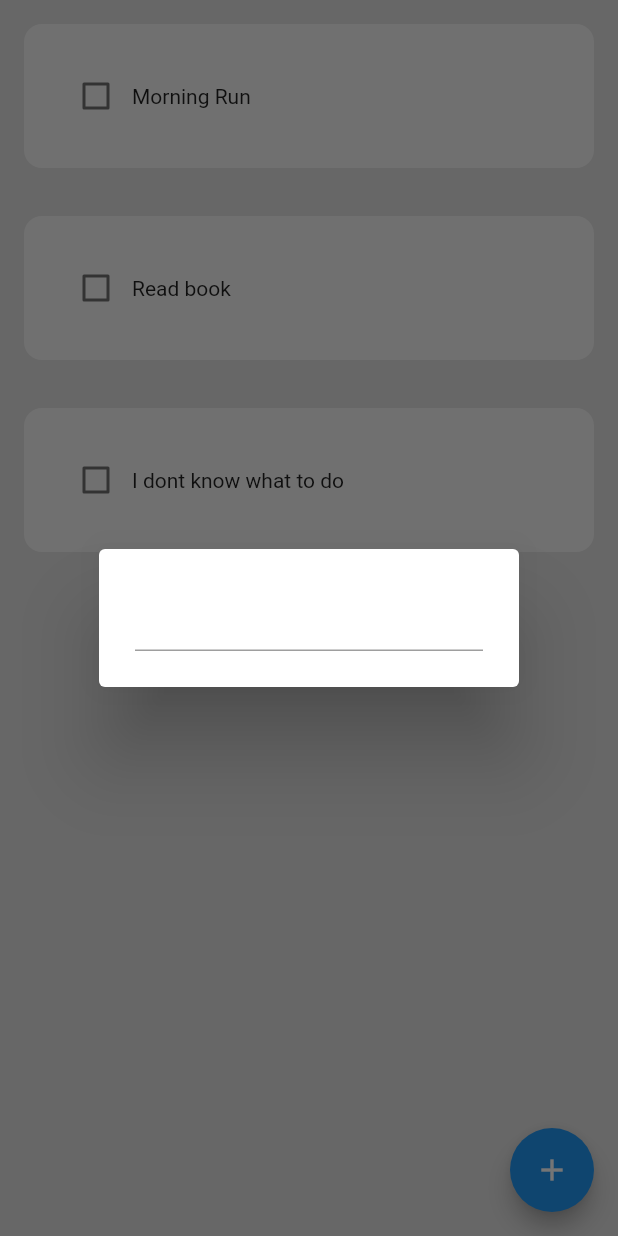
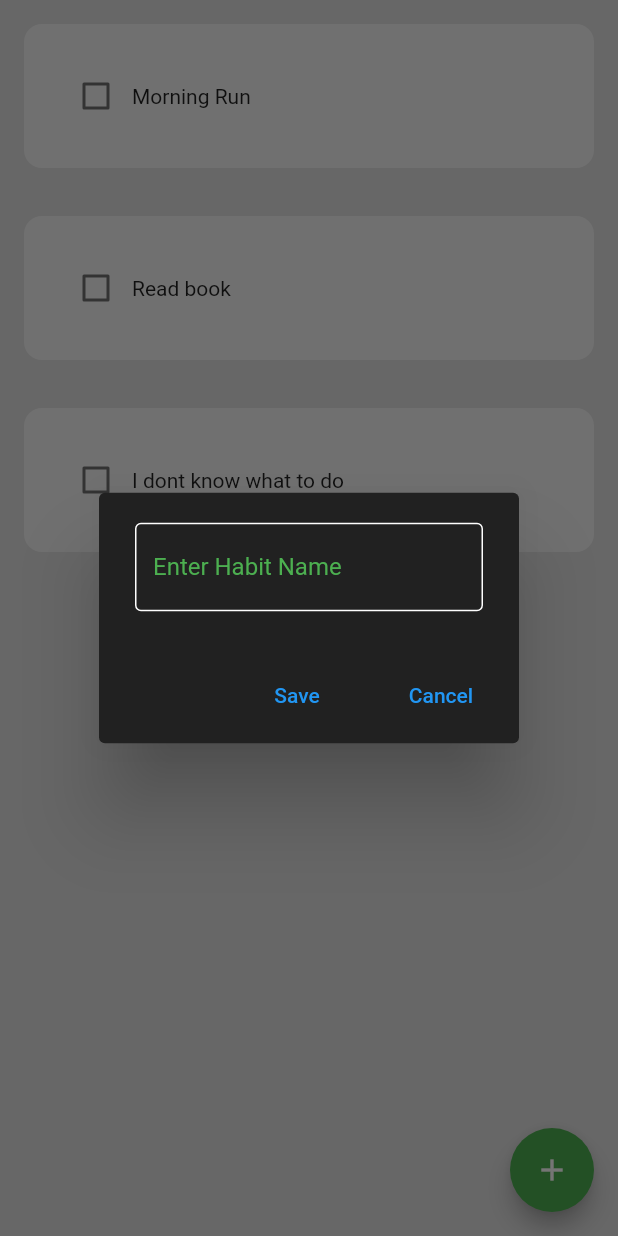
Before and after one commit to playmaker-1103/miniapp, a Flutter app: the screen it shows after launch, after a tap on the "add" icon, on a phone screen of 412 x 824 dp. Run offline on Flutter 3.47's test engine with Material 2 defaults, Android fonts, the phone set to English and light mode, and no system bars; drawn by our look-alikes of flutter_slidable; our stand-ins replace google_fonts, shared_preferences.

Commit message:
finish ui

```diff
--- a/habit_tracker/lib/components/habit_tile.dart
+++ b/habit_tracker/lib/components/habit_tile.dart
@@ -1,21 +1,43 @@
 import 'package:flutter/material.dart';
+import 'package:flutter_slidable/flutter_slidable.dart';
 
 class HabitTile extends StatelessWidget {
   final String habitName;
   final bool habitCompleted;
   final Function(bool?)? onChanged;
+  final Function(BuildContext)? settingsTapped;
+  final Function(BuildContext)? deleteTapped;
 
   const HabitTile({
     super.key,
     required this.habitName,
     required this.habitCompleted,
     required this.onChanged,
+    required this.settingsTapped,
+    required this.deleteTapped,
   });
 
   @override
   Widget build(BuildContext context) {
     return Padding(
       padding: const EdgeInsets.all(16.0),
+      child: Slidable(
+        endActionPane: ActionPane(motion: const StretchMotion(), children: [
+          //setting option
+          SlidableAction(
+            onPressed: settingsTapped,
+            backgroundColor: Colors.grey.shade800,
+            icon: Icons.settings,
+            borderRadius: BorderRadius.circular(12),
+          ),
+          //delete option
+          SlidableAction(
+            onPressed: deleteTapped,
+            backgroundColor: Colors.red.shade400,
+            icon: Icons.delete,
+            borderRadius: BorderRadius.circular(12),
+          ),
+        ]),
         child: Container(
           padding: EdgeInsets.all(24),
           decoration: BoxDecoration(
@@ -31,6 +53,7 @@ class HabitTile extends StatelessWidget {
             ],
           ),
         ),
+      ),
     );
   }
 }
--- /dev/null
+++ b/habit_tracker/lib/components/my_alert_box.dart
@@ -0,0 +1,52 @@
+import 'package:flutter/material.dart';
+
+class MyAlertBox extends StatelessWidget {
+  final controller;
+  final String hintText;
+  final VoidCallback onSave;
+  final VoidCallback onCancel;
+
+  const MyAlertBox(
+      {super.key,
+      required this.controller,
+      required this.hintText,
+      required this.onSave,
+      required this.onCancel});
+
+  @override
+  Widget build(BuildContext context) {
+    return AlertDialog(
+      backgroundColor: Colors.grey[900],
+      content: TextField(
+        controller: controller,
+        style: const TextStyle(color: Colors.white),
+        decoration: InputDecoration(
+          hintText: hintText,
+          hintStyle: TextStyle(color: Colors.green),
+          enabledBorder: const OutlineInputBorder(
+            borderSide: BorderSide(color: Colors.white),
+          ),
+          focusedBorder: const OutlineInputBorder(
+            borderSide: BorderSide(color: Colors.white),
+          ),
+        ),
+      ),
+      actions: [
+        MaterialButton(
+          onPressed: onSave,
+          child: Text(
+            "Save",
+            style: TextStyle(color: Colors.blue),
+          ),
+        ),
+        MaterialButton(
+          onPressed: onCancel,
+          child: Text(
+            "Cancel",
+            style: TextStyle(color: Colors.blue),
+          ),
+        ),
+      ],
+    );
+  }
+}
--- a/habit_tracker/lib/components/new_habit_box.dart
+++ /dev/null
@@ -1,12 +0,0 @@
-import 'package:flutter/material.dart';
-
-class EnterNewHabitBox extends StatelessWidget {
-  const EnterNewHabitBox({super.key});
-
-  @override
-  Widget build(BuildContext context) {
-    return AlertDialog(
-      content: TextField(),
-    );
-  }
-}
--- a/habit_tracker/lib/main.dart
+++ b/habit_tracker/lib/main.dart
@@ -13,7 +13,7 @@ class MyApp extends StatelessWidget {
     return MaterialApp(
       debugShowCheckedModeBanner: false,
       home: HomePage(),
-      //theme: ThemeData(primarySwatch: Colors.red),
+      theme: ThemeData(primarySwatch: Colors.green),
     );
   }
 }
--- a/habit_tracker/pubspec.yaml
+++ b/habit_tracker/pubspec.yaml
@@ -35,6 +35,7 @@ dependencies:
   # The following adds the Cupertino Icons font to your application.
   # Use with the CupertinoIcons class for iOS style icons.
   cupertino_icons: ^1.0.2
+  flutter_slidable: ^3.0.1
 
 dev_dependencies:
   flutter_test:
```
Also changed, not shown: habit_tracker/lib/pages/home_page.dart (+63 -5 lines), habit_tracker/pubspec.lock. Lines whose indentation alone changed are shown as unchanged.
